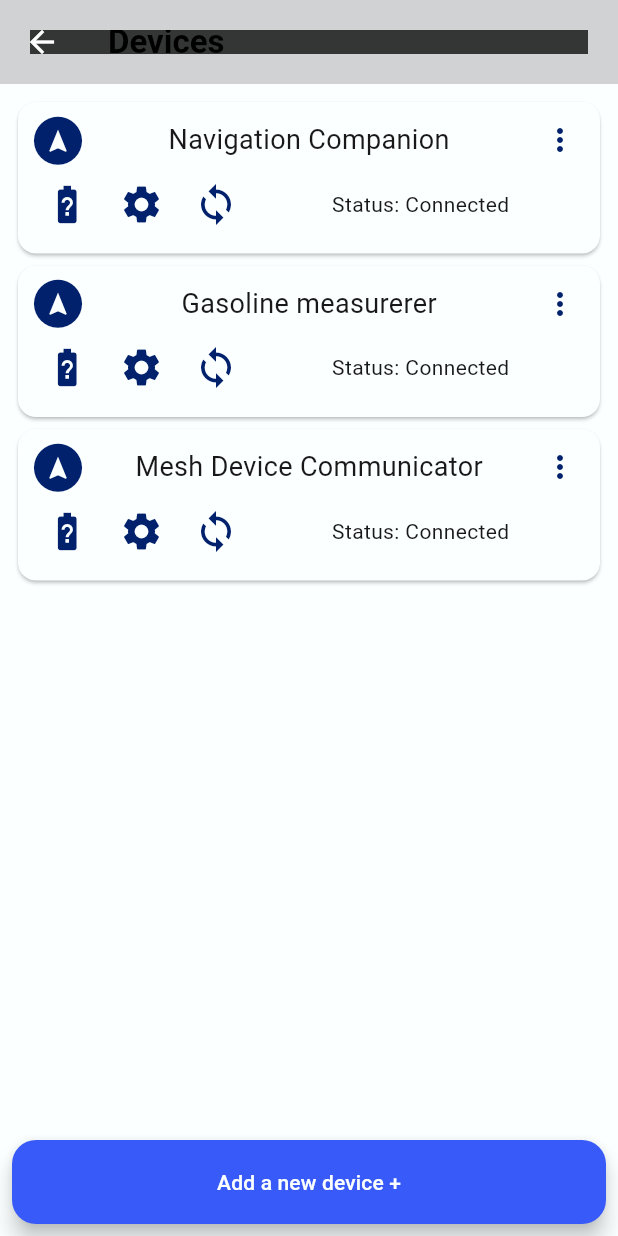
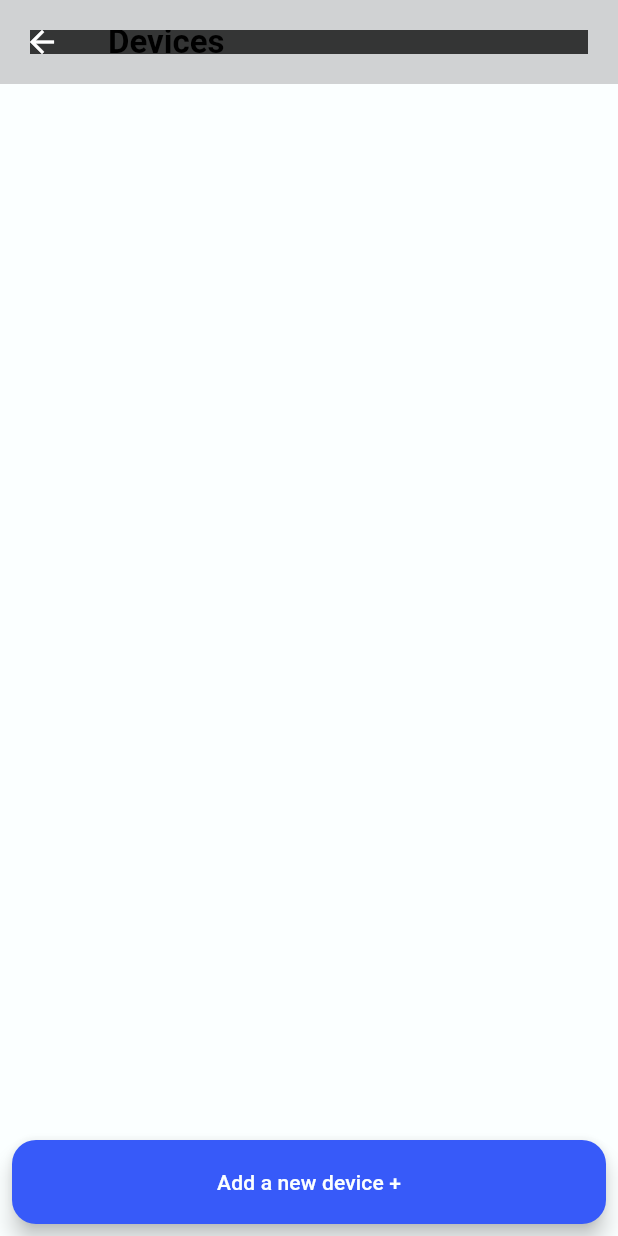
Before and after one commit to Navware-Official/nav-e, a Flutter app: the DeviceManagementScreen screen opened directly, after a tap on "Add a new device +", on a phone screen of 412 x 824 dp. Run offline on Flutter 3.47's test engine with Material 3 defaults, Android fonts, the light colour scheme and no system bars; our stand-ins replace bloc, flutter_bloc, flutter_blue_plus, flutter_map, geolocator, latlong2 and 4 more; missing offline and left inert: dart:ffi; accounts and stored records are empty; statements that could not run were skipped.

Commit message:
Implemented Device loading from db

```diff
--- /dev/null
+++ b/lib/bloc/devices/device_event.dart
@@ -0,0 +1,14 @@
+part of 'devices_bloc.dart';
+
+sealed class DevicesEvent {
+  const DevicesEvent();
+
+  @override
+  List<Object> get props => [];
+}
+
+class LoadDevices extends DevicesEvent{}
+
+class LoadAddDevicesPage extends DevicesEvent{}
+
+// TODO: Create the rest of the events for full on functionality
--- /dev/null
+++ b/lib/bloc/devices/devices_bloc.dart
@@ -0,0 +1,23 @@
+import 'package:bloc/bloc.dart';
+import 'package:nav_e/utils/database_helper.dart';
+
+part 'device_event.dart';
+part 'devices_state.dart';
+
+class DevicesBloc extends Bloc<DevicesEvent, DevicesState> {
+  final DatabaseHelper databaseHelper;
+  DevicesBloc(this.databaseHelper) : super(DeviceInitial()) {
+    on<LoadDevices>(_loadDevices);
+  }
+
+  void _loadDevices(LoadDevices event, Emitter<DevicesState> emit) async {
+    emit(DeviceLoadInProgress());
+
+    try {
+      final devices = await databaseHelper.getAllRowsFrom("Devices");
+      emit(DeviceLoadSuccess(devices));
+    } catch (_) {
+      emit (const DeviceOperationFailure("Failed to retrieve the items in the database"));
+    }
+  }
+}
--- /dev/null
+++ b/lib/bloc/devices/devices_state.dart
@@ -0,0 +1,24 @@
+part of 'devices_bloc.dart';
+
+sealed class DevicesState {
+  const DevicesState();
+
+  @override
+  List<Object> get props => [];
+}
+
+final class DeviceInitial extends DevicesState {}
+
+class DeviceLoadInProgress extends DevicesState {}
+
+class DeviceLoadSuccess extends DevicesState {
+  final List<Map<String, dynamic>> devices;
+
+  const DeviceLoadSuccess(this.devices);
+}
+
+class DeviceOperationFailure extends DevicesState {
+  final String message;
+
+  const DeviceOperationFailure(this.message);
+}
--- a/lib/main.dart
+++ b/lib/main.dart
@@ -4,11 +4,13 @@ import 'package:nav_e/app/app_router_delegate.dart';
 import 'package:nav_e/app/route_parser.dart';
 import 'package:nav_e/bloc/app_state_bloc.dart';
 import 'package:nav_e/bloc/bluetooth/bluetooth_bloc.dart';
+import 'package:nav_e/bloc/devices/devices_bloc.dart';
 import 'package:nav_e/bloc/location_bloc.dart';
 import 'package:nav_e/bloc/map_bloc.dart';
 import 'package:nav_e/core/theme/app_theme.dart';
 import 'package:nav_e/screens/search/bloc/search_bloc.dart';
-import 'package:nav_e/services/geocoding_service.dart'; // <-- Import your theme
+import 'package:nav_e/services/geocoding_service.dart';
+import 'package:nav_e/utils/database_helper.dart'; // <-- Import your theme
 
 void main() {
   final appStateBloc = AppStateBloc();
@@ -29,7 +31,10 @@ void main() {
           create: (_) => SearchBloc(GeocodingService()),
         ),
         BlocProvider<BluetoothBloc>(
-          create: (_) => BluetoothBloc(),
+          create: (_) => BluetoothBloc(DatabaseHelper()),
+        ),
+        BlocProvider<DevicesBloc>(
+          create: (_) => DevicesBloc(DatabaseHelper()),
         ),
       ],
       child: MaterialApp.router(
--- a/lib/models/device.dart
+++ b/lib/models/device.dart
@@ -5,7 +5,7 @@ class Device {
   final String model;
   final String remoteId;
 
-  Device({
+  const Device({
     required this.id,
     required this.name,
     required this.model,
--- a/lib/screens/device_management/device_management_screen.dart
+++ b/lib/screens/device_management/device_management_screen.dart
@@ -2,9 +2,8 @@ import 'package:flutter/material.dart';
 import 'package:flutter_bloc/flutter_bloc.dart';
 import 'package:nav_e/bloc/app_state_bloc.dart';
 import 'package:nav_e/bloc/bluetooth/bluetooth_bloc.dart';
+import 'package:nav_e/bloc/devices/devices_bloc.dart';
 import 'package:nav_e/screens/device_management/widgets/device_card_widget.dart';
-
-final List<DeviceCard> devices = <DeviceCard>[DeviceCard(deviceName: "Navigation Companion"), DeviceCard(deviceName: "Gasoline measurerer"), DeviceCard(deviceName: "Mesh Device Communicator")];
 
 class DeviceManagementScreen extends StatefulWidget {
   const DeviceManagementScreen({super.key});
@@ -16,8 +15,10 @@ class DeviceManagementScreen extends StatefulWidget {
 class _DeviceManagementScreenState extends State<DeviceManagementScreen> {
   @override
   Widget build(BuildContext context) {
+    // Load devices on page build
+    context.read<DevicesBloc>().add(LoadDevices());
     return Scaffold(
-      appBar: AppBar( // TODO: if the same in other screens see as to make a custom widget out of it.
+      appBar: AppBar(
         leading: IconButton(
           icon: Icon(Icons.arrow_back, color: Colors.white,),
           onPressed: (){
@@ -26,36 +27,45 @@ class _DeviceManagementScreenState extends State<DeviceManagementScreen> {
         ),
         title: Text('Devices', style: TextStyle(color: Colors.black)),
       ),
-      body:
-        BlocListener<BluetoothBloc, BluetoothState>(
-          listener: (context, state) {
-            if (state.isScanning) {
-              ScaffoldMessenger.of(context).showSnackBar(
-                SnackBar(
-                  content: Text(state.isScanning.toString()),
-                  duration: Duration(milliseconds: 300),
-                ),
-              );
-            }
-          },
-          child: Container(
+      body: Container(
         padding: EdgeInsets.all(8),
         child: Column(
           children: [
             Expanded(
               child: Row(
+                mainAxisAlignment: MainAxisAlignment.center,
                 crossAxisAlignment: CrossAxisAlignment.start,
                 children: [
-                      Expanded(
+                  BlocConsumer<DevicesBloc, DevicesState>(
+                    listener: (context, state) {
+                      // TODO: Listen to device card button press and invoke corresponding action
+                    },
+                    builder: (context, state) {
+                      if (state is DeviceLoadInProgress) {
+                        return Padding(
+                          padding: const EdgeInsets.symmetric(horizontal: 16),
+                          child: CircularProgressIndicator(),
+                        );
+                      } else if (state is DeviceLoadSuccess) {
+                        return Expanded(
                           child: ListView.builder(
                             scrollDirection: Axis.vertical,
                             shrinkWrap: true,
-                          itemCount: devices.length,
+                            itemCount: state.devices.length,
                             itemBuilder: (BuildContext context, int index) {
-                            return devices[index];
+                              final device = state.devices[index];
+                              return DeviceCard(deviceName: device['name']);
                             }
                           )
-                      )
+                        );
+                      }
+                      return Expanded(child: Text(
+                        "Error: Something went wrong. Unable to load devices!",
+                        textAlign: TextAlign.center,
+                        style: TextStyle(fontSize: 24, color: Colors.redAccent))
+                      );
+                    },
+                  ),
                 ],
               ),
             ),
@@ -64,7 +74,7 @@ class _DeviceManagementScreenState extends State<DeviceManagementScreen> {
                 Expanded(
                   child: FloatingActionButton(
                     onPressed: () {
-                          context.read<BluetoothBloc>().add(StartScanning());
+                      context.read<AppStateBloc>().add(GoToAddDevices());
                     },
                     child: Text("Add a new device +"),
                   )
@@ -74,7 +84,6 @@ class _DeviceManagementScreenState extends State<DeviceManagementScreen> {
           ],
         ),
       )
-        ),
     );
   }
 }
```
Lines whose indentation alone changed are shown as unchanged.
